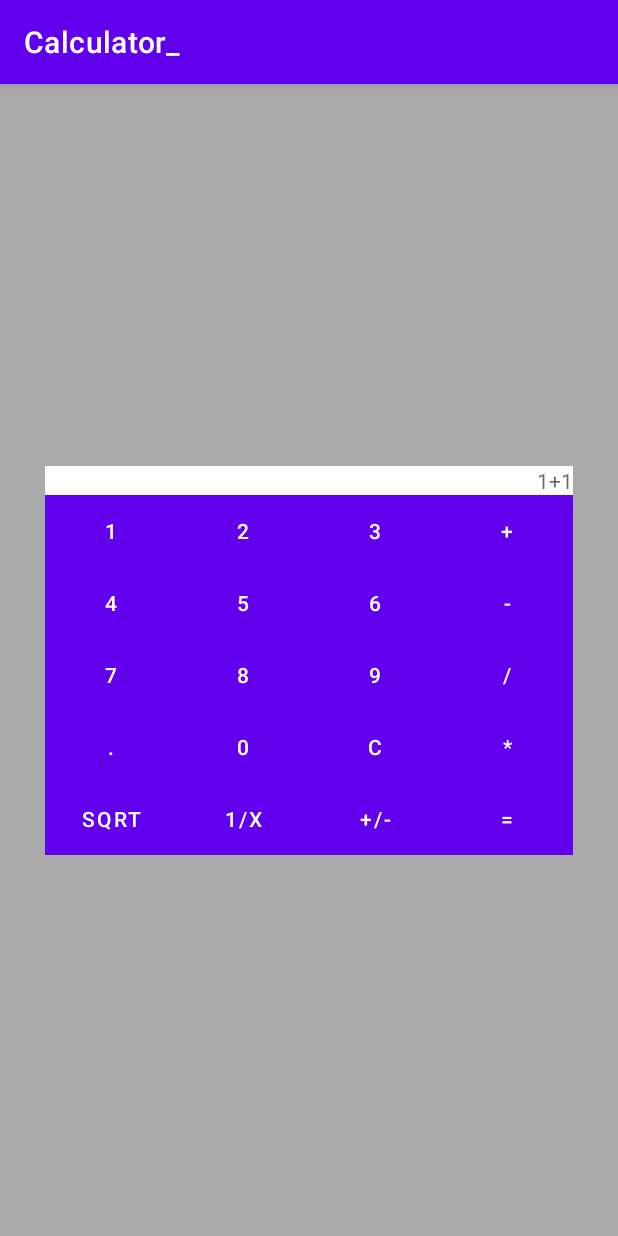
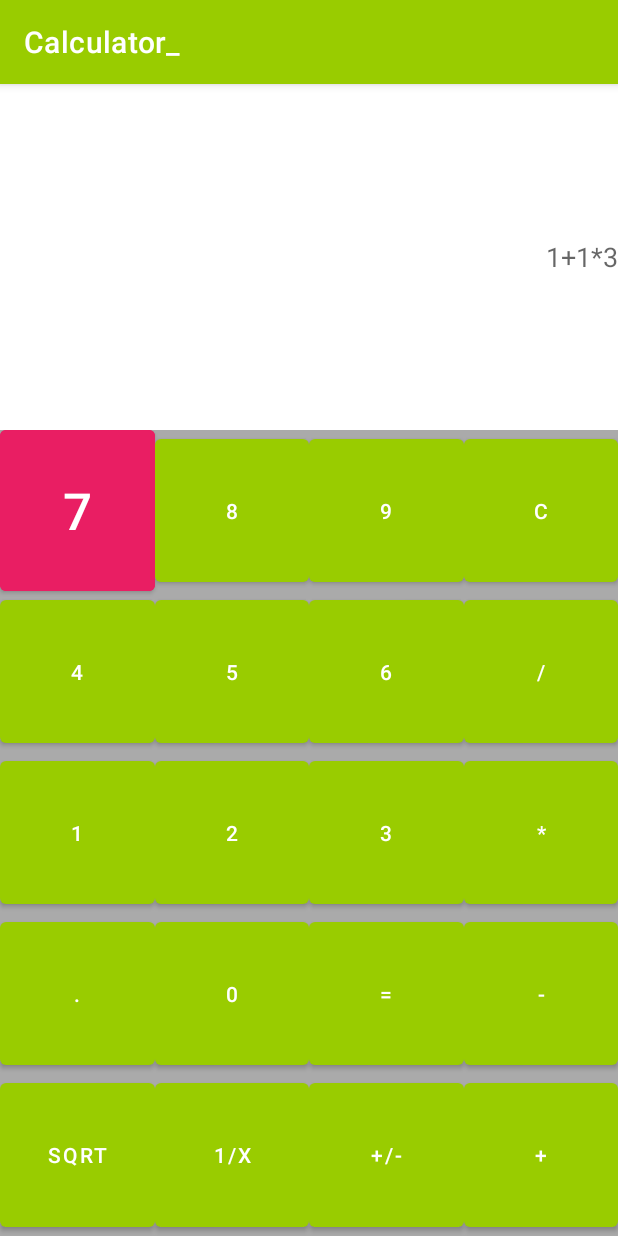
Before and after one commit to NoVolkov/Android_projects, an Android app: the screen it shows after launch (MainActivity), on a phone screen of 412 x 824 dp. Run offline under Robolectric (Android 15) with nearby library versions, the phone set to English and light mode, and no system bars.

Commit message:
22.02.2022 1:20 initial design

```diff
--- a/Calculator/app/src/main/AndroidManifest.xml
+++ b/Calculator/app/src/main/AndroidManifest.xml
@@ -12,7 +12,9 @@
         >
         <activity
             android:name=".MainActivity"
-            android:exported="true">
+            android:exported="true"
+
+            >
             <intent-filter>
                 <action android:name="android.intent.action.MAIN" />
 
--- a/Calculator/app/src/main/java/ru/novlk/calculator/MainActivity.java
+++ b/Calculator/app/src/main/java/ru/novlk/calculator/MainActivity.java
@@ -3,11 +3,13 @@ package ru.novlk.calculator;
 import androidx.appcompat.app.AppCompatActivity;
 import androidx.constraintlayout.widget.ConstraintLayout;
 
+import android.content.Context;
 import android.content.res.ColorStateList;
 import android.os.Bundle;
 import android.text.Editable;
 import android.text.TextWatcher;
 import android.view.View;
+import android.view.inputmethod.InputMethodManager;
 import android.widget.Button;
 import android.widget.EditText;
 import android.widget.TextView;
@@ -34,6 +36,7 @@ public class MainActivity extends AppCompatActivity {
         layout.addView(textView);
         setContentView(layout);*/
         setContentView(R.layout.activity_main);
+
 
         /*View plusBtnView=findViewById(R.id.plus_button);
         View minusBtnView=findViewById(R.id.minus_button);
--- a/Calculator/app/src/main/res/layout/activity_main.xml
+++ b/Calculator/app/src/main/res/layout/activity_main.xml
@@ -8,52 +8,197 @@
     tools:context=".MainActivity"
     android:background="@android:color/darker_gray"
     >
-    <androidx.constraintlayout.widget.ConstraintLayout
-        android:layout_width="0dp"
+    <EditText
+        android:id="@+id/edtxt_EntryField"
+        android:layout_width="match_parent"
         android:layout_height="0dp"
-        app:layout_constraintLeft_toLeftOf="parent"
-        app:layout_constraintRight_toRightOf="parent"
+        app:layout_constraintHeight_default="percent"
+        app:layout_constraintHeight_percent="0.3"
         app:layout_constraintTop_toTopOf="parent"
-        app:layout_constraintBottom_toBottomOf="parent"
+        android:textSize="18sp"
+        android:background="@color/white"
+        android:textColor="@color/black"
+        android:maxLines="1"
+        android:inputType="text"
+        android:hint="1+1*3"
+        android:textAlignment="textEnd"
 
+        />
+    <GridLayout
+        android:layout_width="match_parent"
+        android:layout_height="0dp"
+        app:layout_constraintHeight_default="percent"
+        app:layout_constraintHeight_percent="0.7"
+        app:layout_constraintTop_toBottomOf="@id/edtxt_EntryField"
+        android:rowCount="5"
+        android:columnCount="4"
         >
-        <GridLayout
-            android:id="@+id/grid"
-            android:layout_width="wrap_content"
-            android:layout_height="wrap_content"
-            android:background="@color/white"
-            android:rowCount="6"
-            android:columnCount="4"
-            app:layout_constraintLeft_toLeftOf="parent"
-            app:layout_constraintRight_toRightOf="parent"
-            app:layout_constraintTop_toTopOf="parent"
-            app:layout_constraintBottom_toBottomOf="parent"
 
-            >
-            <TextView android:maxLines="1" android:inputType="text" android:hint="1+1" android:layout_gravity="right" android:layout_row="0" android:layout_column="0" android:layout_columnSpan="4" android:layout_columnWeight="4"/>
-            <Button android:text="1" android:background="@color/teal_200" android:layout_row="1" android:layout_column="0" />
-            <Button android:text="2" android:background="@color/teal_200" android:layout_row="1" android:layout_column="1" />
-            <Button android:text="3" android:background="@color/teal_200" android:layout_row="1" android:layout_column="2" />
-            <Button android:text="4" android:background="@color/teal_200" android:layout_row="2" android:layout_column="0" />
-            <Button android:text="5" android:background="@color/teal_200" android:layout_row="2" android:layout_column="1" />
-            <Button android:text="6" android:background="@color/teal_200" android:layout_row="2" android:layout_column="2" />
-            <Button android:text="7" android:background="@color/teal_200" android:layout_row="3" android:layout_column="0" />
-            <Button android:text="8" android:background="@color/teal_200" android:layout_row="3" android:layout_column="1" />
-            <Button android:text="9" android:background="@color/teal_200" android:layout_row="3" android:layout_column="2" />
-            <Button android:text="0" android:background="@color/teal_200" android:layout_row="4" android:layout_column="1" />
-            <Button android:text="+" android:background="@color/teal_200" android:layout_row="1" android:layout_column="3" />
-            <Button android:text="-" android:background="@color/teal_200" android:layout_row="2" android:layout_column="3" />
-            <Button android:text="/" android:background="@color/teal_200" android:layout_row="3" android:layout_column="3" />
-            <Button android:text="*" android:background="@color/teal_200" android:layout_row="4" android:layout_column="3" />
-            <Button android:text="=" android:background="@color/teal_200" android:layout_row="5" android:layout_column="3" />
-            <Button android:text="sqrt" android:background="@color/teal_200" android:layout_row="5" android:layout_column="0"/>
-            <Button android:text="1/x" android:background="@color/teal_200" android:layout_row="5" android:layout_column="1" />
-            <Button android:text="+/-" android:background="@color/teal_200" android:layout_row="5" android:layout_column="2" />
-            <Button android:text="." android:background="@color/teal_200" android:layout_row="4" android:layout_column="0" />
-            <Button android:text="C" android:background="@color/teal_200" android:layout_row="4" android:layout_column="2" />
+        <Button
+            android:id="@+id/seven"
+            android:layout_row="0"
+            android:layout_rowWeight="1"
+            android:layout_column="0"
+            android:layout_columnWeight="1"
 
-        </GridLayout>
+            android:backgroundTint="#E91E63"
+            android:insetTop="0dp"
+            android:insetBottom="0dp"
+            android:padding="0dp"
+            android:paddingLeft="0dp"
+            android:paddingTop="0dp"
+            android:paddingRight="0dp"
+            android:paddingBottom="0dp"
+            android:text="7"
+            android:textIsSelectable="false"
+            android:textSize="34sp" />
+        <Button
+            android:id="@+id/eight"
+            android:layout_row="0"
+            android:layout_rowWeight="1"
+            android:layout_column="1"
+            android:layout_columnWeight="1"
+            android:text="8" />
+        <Button
+            android:id="@+id/nine"
+            android:layout_row="0"
+            android:layout_rowWeight="1"
+            android:layout_column="2"
+            android:layout_columnWeight="1"
+            android:text="9" />
 
-    </androidx.constraintlayout.widget.ConstraintLayout>
+        <Button
+            android:id="@+id/C"
+            android:layout_row="0"
+            android:layout_rowWeight="1"
+            android:layout_column="3"
+            android:layout_columnWeight="1"
+            android:text="C" />
+
+        <Button
+            android:id="@+id/four"
+            android:layout_row="1"
+            android:layout_rowWeight="1"
+            android:layout_column="0"
+            android:layout_columnWeight="1"
+            android:text="4" />
+        <Button
+            android:id="@+id/five"
+            android:layout_row="1"
+            android:layout_rowWeight="1"
+            android:layout_column="1"
+            android:layout_columnWeight="1"
+            android:text="5" />
+        <Button
+            android:id="@+id/six"
+            android:layout_row="1"
+            android:layout_rowWeight="1"
+            android:layout_column="2"
+            android:layout_columnWeight="1"
+            android:text="6" />
+
+        <Button
+            android:id="@+id/division"
+            android:layout_row="1"
+            android:layout_rowWeight="1"
+            android:layout_column="3"
+            android:layout_columnWeight="1"
+            android:text="/" />
+
+        <Button
+            android:id="@+id/one"
+            android:layout_row="2"
+            android:layout_rowWeight="1"
+            android:layout_column="0"
+            android:layout_columnWeight="1"
+            android:text="1" />
+        <Button
+            android:id="@+id/two"
+            android:layout_row="2"
+            android:layout_rowWeight="1"
+            android:layout_column="1"
+            android:layout_columnWeight="1"
+            android:text="2" />
+        <Button
+            android:id="@+id/three"
+            android:layout_row="2"
+            android:layout_rowWeight="1"
+            android:layout_column="2"
+            android:layout_columnWeight="1"
+            android:text="3" />
+
+        <Button
+            android:id="@+id/multiplication"
+            android:layout_row="2"
+            android:layout_rowWeight="1"
+            android:layout_column="3"
+            android:layout_columnWeight="1"
+            android:text="*" />
+
+        <Button
+            android:id="@+id/dot"
+            android:layout_row="3"
+            android:layout_rowWeight="1"
+            android:layout_column="0"
+            android:layout_columnWeight="1"
+            android:text="." />
+
+        <Button
+            android:id="@+id/zero"
+            android:layout_row="3"
+            android:layout_rowWeight="1"
+            android:layout_column="1"
+            android:layout_columnWeight="1"
+            android:text="0" />
+
+        <Button
+            android:id="@+id/equals"
+            android:layout_row="3"
+            android:layout_rowWeight="1"
+            android:layout_column="2"
+            android:layout_columnWeight="1"
+            android:text="=" />
+
+        <Button
+            android:id="@+id/minus"
+            android:layout_row="3"
+            android:layout_rowWeight="1"
+            android:layout_column="3"
+            android:layout_columnWeight="1"
+            android:text="-" />
+
+        <Button
+            android:id="@+id/sqrt"
+            android:layout_row="4"
+            android:layout_rowWeight="1"
+            android:layout_column="0"
+            android:layout_columnWeight="1"
+            android:text="sqrt" />
+
+        <Button
+            android:id="@+id/partOfAWhole"
+            android:layout_row="4"
+            android:layout_rowWeight="1"
+            android:layout_column="1"
+            android:layout_columnWeight="1"
+            android:text="1/x" />
+
+        <Button
+            android:id="@+id/plusMinus"
+            android:layout_row="4"
+            android:layout_rowWeight="1"
+            android:layout_column="2"
+            android:layout_columnWeight="1"
+            android:text="+/-" />
+
+        <Button
+            android:id="@+id/plus"
+            android:layout_row="4"
+            android:layout_rowWeight="1"
+            android:layout_column="3"
+            android:layout_columnWeight="1"
+            android:text="+" />
+    </GridLayout>
+
 
 </androidx.constraintlayout.widget.ConstraintLayout>
--- a/Calculator/app/src/main/res/values/themes.xml
+++ b/Calculator/app/src/main/res/values/themes.xml
@@ -2,8 +2,8 @@
     <!-- Base application theme. -->
     <style name="Theme.Calculator" parent="Theme.MaterialComponents.DayNight.DarkActionBar">
         <!-- Primary brand color. -->
-        <item name="colorPrimary">@color/purple_500</item>
-        <item name="colorPrimaryVariant">@color/purple_700</item>
+        <item name="colorPrimary">@android:color/holo_green_light</item>
+        <item name="colorPrimaryVariant">@color/design_default_color_error</item>
         <item name="colorOnPrimary">@color/white</item>
         <!-- Secondary brand color. -->
         <item name="colorSecondary">@color/teal_200</item>
```
